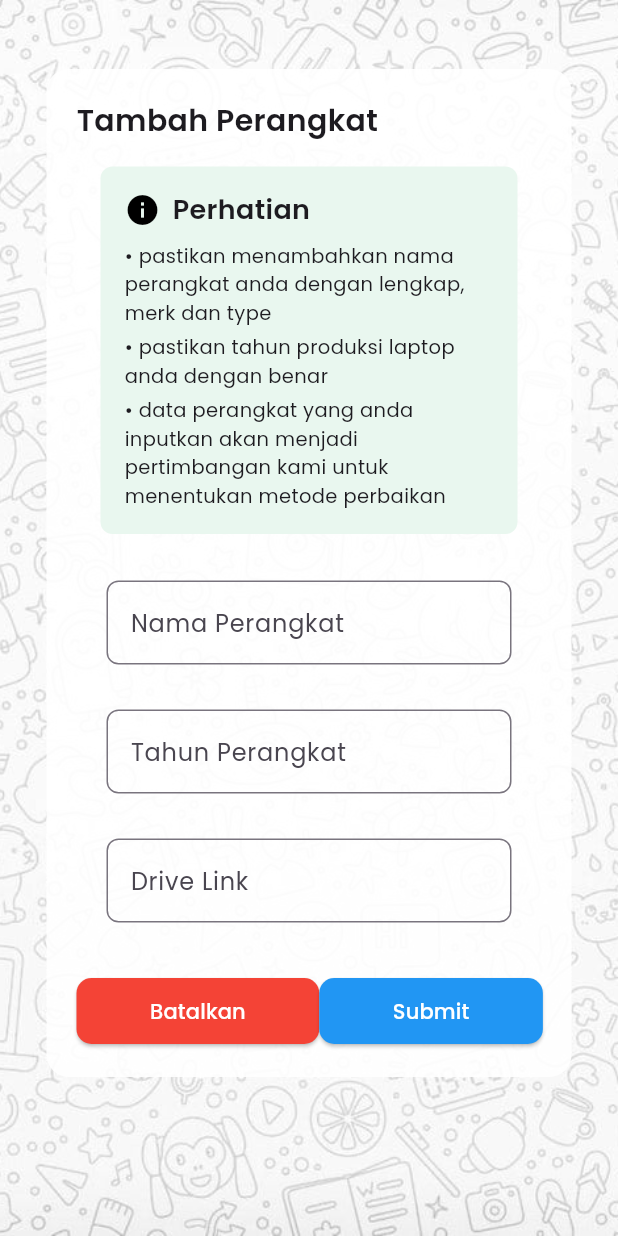
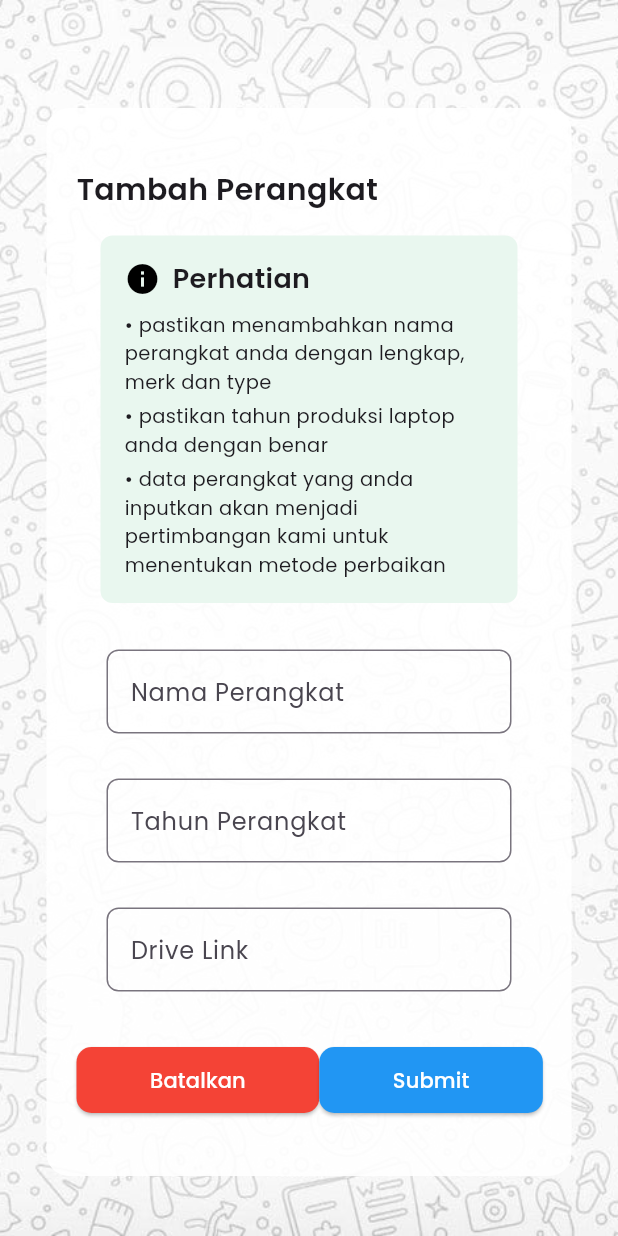
Before and after one commit to hawk-xc/Flutter_e_antrean, a Flutter app: the DeviceView screen opened directly, after a tap on "Tambah Perangkat", on a phone screen of 412 x 824 dp. Run offline on Flutter 3.47's test engine with Material 3 defaults, Android fonts, the phone set to English and light mode, and no system bars; our stand-ins replace dio, shared_preferences; accounts and stored records are empty; network calls fail.

Commit message:
add update on device.update*

```diff
--- a/lib/ui/device_particle/deviceForm.dart
+++ b/lib/ui/device_particle/deviceForm.dart
@@ -25,12 +25,18 @@ class DeviceForm extends StatelessWidget {
 
   @override
   Widget build(BuildContext context) {
-    return Container(
+    return SizedBox(
+      height: MediaQuery.of(context).size.height,
+      child: Column(
+          mainAxisAlignment: MainAxisAlignment.center,
+          crossAxisAlignment: CrossAxisAlignment.center,
+          children: [
+            Container(
               decoration: BoxDecoration(
                 color: Colors.white.withOpacity(0.9),
                 borderRadius: BorderRadius.circular(15.0),
               ),
-      padding: const EdgeInsets.all(20.0),
+              padding: const EdgeInsets.fromLTRB(20, 40, 20, 40),
               margin: const EdgeInsets.symmetric(horizontal: 15, vertical: 30),
               child: Form(
                 key: formKey,
@@ -75,7 +81,8 @@ class DeviceForm extends StatelessWidget {
                               style: TextStyle(fontSize: 13),
                             ),
                             SizedBox(height: 4.0),
-                    Text('• pastikan tahun produksi laptop anda dengan benar',
+                            Text(
+                                '• pastikan tahun produksi laptop anda dengan benar',
                                 style: TextStyle(fontSize: 13)),
                             SizedBox(height: 4.0),
                             Text(
@@ -86,7 +93,8 @@ class DeviceForm extends StatelessWidget {
                       ),
                     ),
                     Container(
-              margin: const EdgeInsets.symmetric(horizontal: 20, vertical: 15),
+                      margin: const EdgeInsets.symmetric(
+                          horizontal: 20, vertical: 15),
                       child: TextFormField(
                         controller: nameController,
                         validator: (value) {
@@ -104,7 +112,8 @@ class DeviceForm extends StatelessWidget {
                       ),
                     ),
                     Container(
-              margin: const EdgeInsets.symmetric(horizontal: 20, vertical: 15),
+                      margin: const EdgeInsets.symmetric(
+                          horizontal: 20, vertical: 15),
                       child: TextFormField(
                         controller: yearController,
                         validator: (value) {
@@ -127,7 +136,8 @@ class DeviceForm extends StatelessWidget {
                       ),
                     ),
                     Container(
-              margin: const EdgeInsets.symmetric(horizontal: 20, vertical: 15),
+                      margin: const EdgeInsets.symmetric(
+                          horizontal: 20, vertical: 15),
                       child: TextFormField(
                         controller: driveLinkController,
                         decoration: InputDecoration(
@@ -156,8 +166,8 @@ class DeviceForm extends StatelessWidget {
                                 child: Padding(
                                   padding: EdgeInsets.fromLTRB(25, 12, 25, 12),
                                   child: Text('Batalkan',
-                              style:
-                                  TextStyle(color: Colors.white, fontSize: 14)),
+                                      style: TextStyle(
+                                          color: Colors.white, fontSize: 14)),
                                 ),
                               ),
                               ElevatedButton(
@@ -169,7 +179,8 @@ class DeviceForm extends StatelessWidget {
                                   ),
                                 ),
                                 child: Padding(
-                          padding: const EdgeInsets.fromLTRB(25, 12, 25, 12),
+                                  padding:
+                                      const EdgeInsets.fromLTRB(25, 12, 25, 12),
                                   child: Text(isEditing ? 'Update' : 'Submit',
                                       style: const TextStyle(
                                           color: Colors.white, fontSize: 14)),
@@ -180,6 +191,8 @@ class DeviceForm extends StatelessWidget {
                   ],
                 ),
               ),
+            ),
+          ]),
     );
   }
 }
```
Lines whose indentation alone changed are shown as unchanged.
